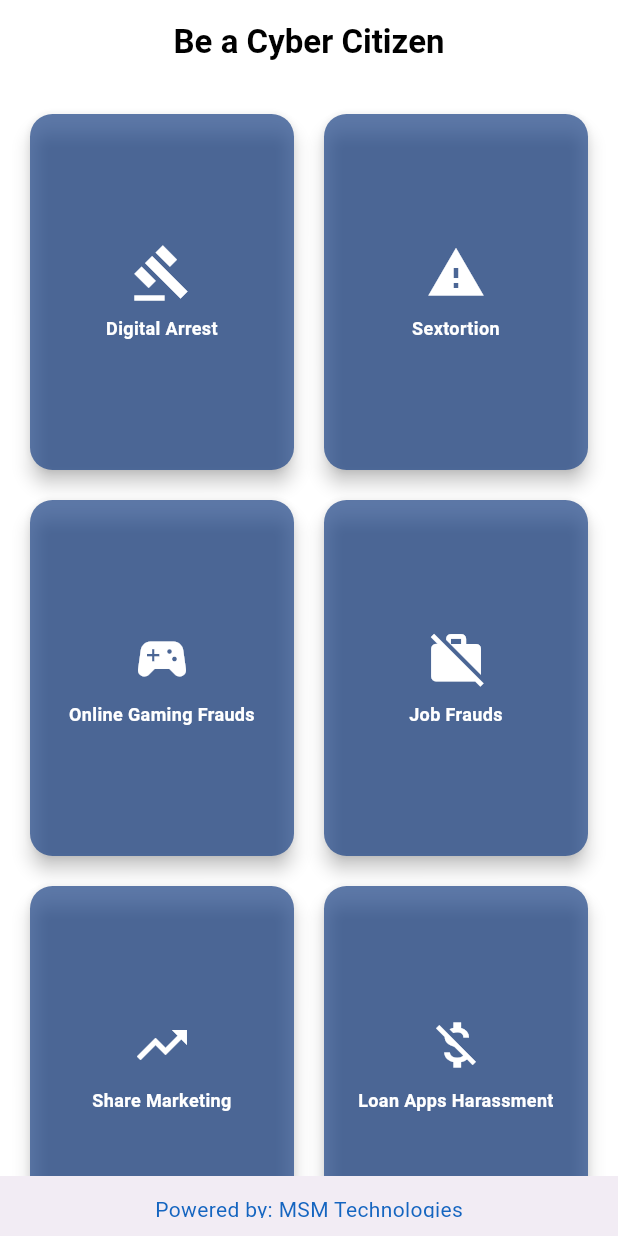
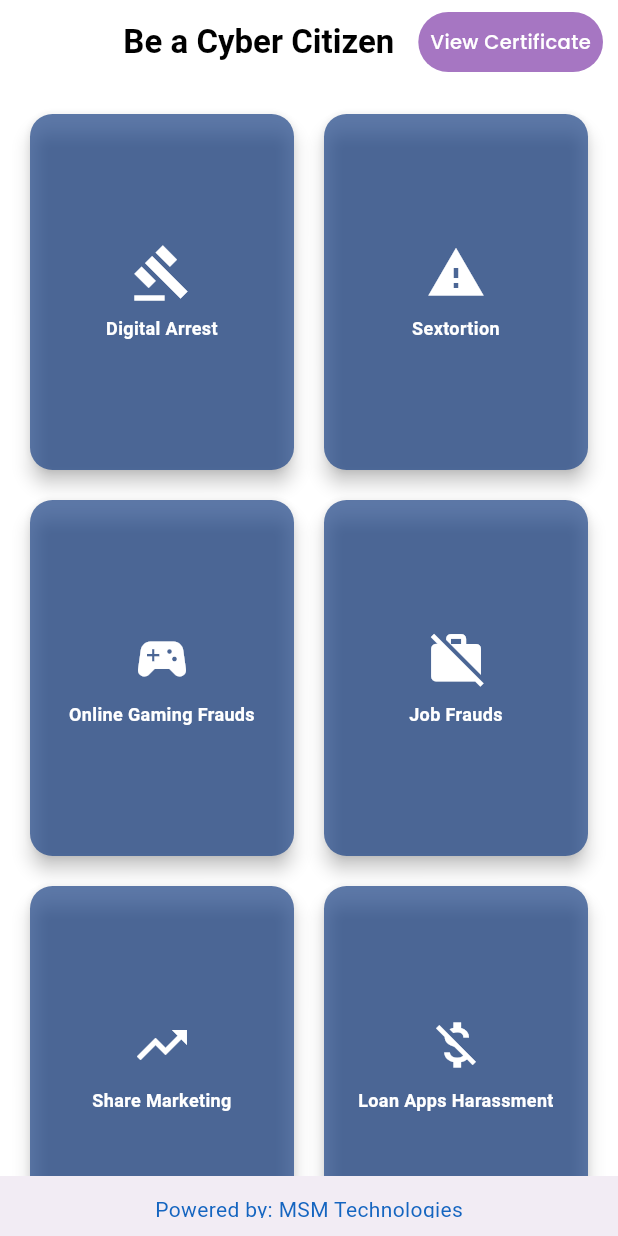
Before and after one commit to tiwarisrikanth/Fraudulent, a Flutter app: the FraudTypesGrid screen opened directly, on a phone screen of 412 x 824 dp. Run offline on Flutter 3.47's test engine with Material 3 defaults, Android fonts, the phone set to English and light mode, and no system bars; our stand-ins replace audioplayers, bounce, camera, carousel_slider, chat_bubbles, device_info_plus and 23 more; missing offline and left inert: app_settings, direct_caller_sim_choice, flutter_pdfview, qr_code_scanner, razorpay_flutter; accounts and stored records are empty.

Commit message:
All neww CyberCitizen Code for running

```diff
--- a/lib/betting/views/mainseaction/mainSection.dart
+++ b/lib/betting/views/mainseaction/mainSection.dart
@@ -8,7 +8,8 @@ import 'package:fraudulent/betting//views/mainseaction/drawer/settings.dart';
 import 'package:fraudulent/betting//views/mainseaction/pages/funds.dart';
 import 'package:fraudulent/betting//views/mainseaction/pages/home.dart';
 import 'package:fraudulent/betting//views/mainseaction/pages/passBook.dart';
-import 'package:share/share.dart';
+import 'package:share_plus/share_plus.dart';
+
 import 'package:url_launcher/url_launcher.dart';
 import '../../global/colors.dart';
 import 'drawer/gameRates.dart';
--- a/lib/certificate/certificatedScr.dart
+++ b/lib/certificate/certificatedScr.dart
@@ -8,7 +8,8 @@ import 'package:fraudulent/warning.dart';
 import 'package:intl/intl.dart';
 import 'package:path_provider/path_provider.dart';
 import 'package:screenshot/screenshot.dart';
-import 'package:share/share.dart';
+import 'package:share_plus/share_plus.dart';
+
 import 'package:shared_preferences/shared_preferences.dart';
 
 class CertificateScreen extends StatefulWidget {
--- a/lib/home.dart
+++ b/lib/home.dart
@@ -391,18 +391,18 @@ class _FraudTypesGridState extends State<FraudTypesGrid>
   }
 
   void _navigateToScreen(int index) {
-    if (index != 14 && index != 15) {
-      if (clickedTiles.contains(index)) {
-        // If the tile is already clicked, do not navigate again
-        ScaffoldMessenger.of(context).showSnackBar(
-          SnackBar(
-              content: Text('${fraudTypes[index]['name']} already viewed!')),
-        );
-        return;
-      }
+    // if (index != 14 && index != 15) {
+    //   if (clickedTiles.contains(index)) {
+    //     // If the tile is already clicked, do not navigate again
+    //     ScaffoldMessenger.of(context).showSnackBar(
+    //       SnackBar(
+    //           content: Text('${fraudTypes[index]['name']} already viewed!')),
+    //     );
+    //     return;
+    //   }
 
-      _saveClickedTile(index);
-    }
+    //   _saveClickedTile(index);
+    // }
 
     switch (index) {
       case 0: // Digital Arrest
@@ -554,37 +554,37 @@ class _FraudTypesGridState extends State<FraudTypesGrid>
         elevation: 0,
         actions: [
           // if (clickedTiles.length >= 14)
-          //   InkWell(
-          //     onTap: () {
-          //       Navigator.push(
-          //         context,
-          //         MaterialPageRoute(
-          //           builder: (context) => CertificateScreen(),
-          //         ),
-          //       );
-          //     },
-          //     child: Container(
-          //       height: 40,
-          //       decoration: BoxDecoration(
-          //           borderRadius: BorderRadius.circular(90),
-          //           color: Colors.purple.shade800.withOpacity(0.6)),
-          //       child: Padding(
-          //         padding: const EdgeInsets.symmetric(horizontal: 8.0),
-          //         child: Center(
-          //             child: Text(
-          //           "View Certificate",
-          //           style: GoogleFonts.poppins(
-          //             color: white,
-          //             fontSize: 13,
-          //             fontWeight: FontWeight.w500,
-          //           ),
-          //         )),
-          //       ),
-          //     ),
-          //   ),
-          // SizedBox(
-          //   width: 10,
-          // )
+          InkWell(
+            onTap: () {
+              Navigator.push(
+                context,
+                MaterialPageRoute(
+                  builder: (context) => CertificateScreen(),
+                ),
+              );
+            },
+            child: Container(
+              height: 40,
+              decoration: BoxDecoration(
+                  borderRadius: BorderRadius.circular(90),
+                  color: Colors.purple.shade800.withOpacity(0.6)),
+              child: Padding(
+                padding: const EdgeInsets.symmetric(horizontal: 8.0),
+                child: Center(
+                    child: Text(
+                  "View Certificate",
+                  style: GoogleFonts.poppins(
+                    color: white,
+                    fontSize: 13,
+                    fontWeight: FontWeight.w500,
+                  ),
+                )),
+              ),
+            ),
+          ),
+          SizedBox(
+            width: 10,
+          )
         ],
       ),
       body: Stack(
--- a/lib/main.dart
+++ b/lib/main.dart
@@ -44,7 +44,8 @@ class MyApp extends StatelessWidget {
         colorScheme: ColorScheme.fromSeed(seedColor: Colors.deepPurple),
         useMaterial3: true,
       ),
-      home: FraudTypesGrid(),
+      home: const UserForm(),
+      // FraudTypesGrid(),
       // const UserForm(),
     );
   }
--- a/pubspec.yaml
+++ b/pubspec.yaml
@@ -46,7 +46,8 @@ dependencies:
   google_nav_bar: ^5.0.6
   marquee: ^2.2.3
   line_icons: ^2.0.3
-  share: ^2.0.4
+  # share_plus: ^10.1.2
+  # share: ^2.0.4
   persistent_bottom_nav_bar: ^5.0.2
   pin_code_fields: ^8.0.0
   url_launcher: ^6.3.0
@@ -79,7 +80,7 @@ dependencies:
   page_transition: ^2.1.0
   flutter_spinkit: ^5.2.1
   direct_caller_sim_choice: ^1.0.5
-  flutter_phone_direct_caller: ^2.1.1
+  # flutter_phone_direct_caller: ^2.1.1
   http: ^0.13.6
   qr_code_scanner: ^1.0.1
   zoom_widget: ^2.0.1
@@ -88,6 +89,7 @@ dependencies:
   device_info_plus: ^9.1.2
   app_settings: ^5.1.1
   flutter_animate: ^4.5.0
+  google_api_headers: ^1.6.0
 
 dev_dependencies:
   flutter_test:
```
Also changed, not shown: pubspec.lock, 3 other files.
